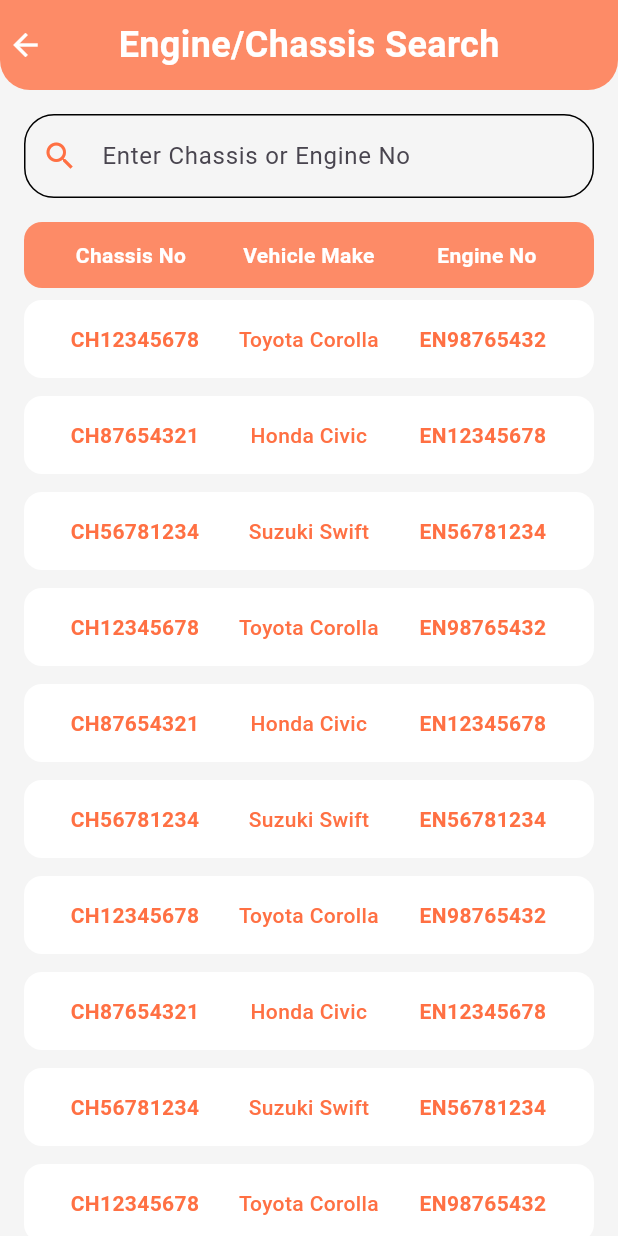
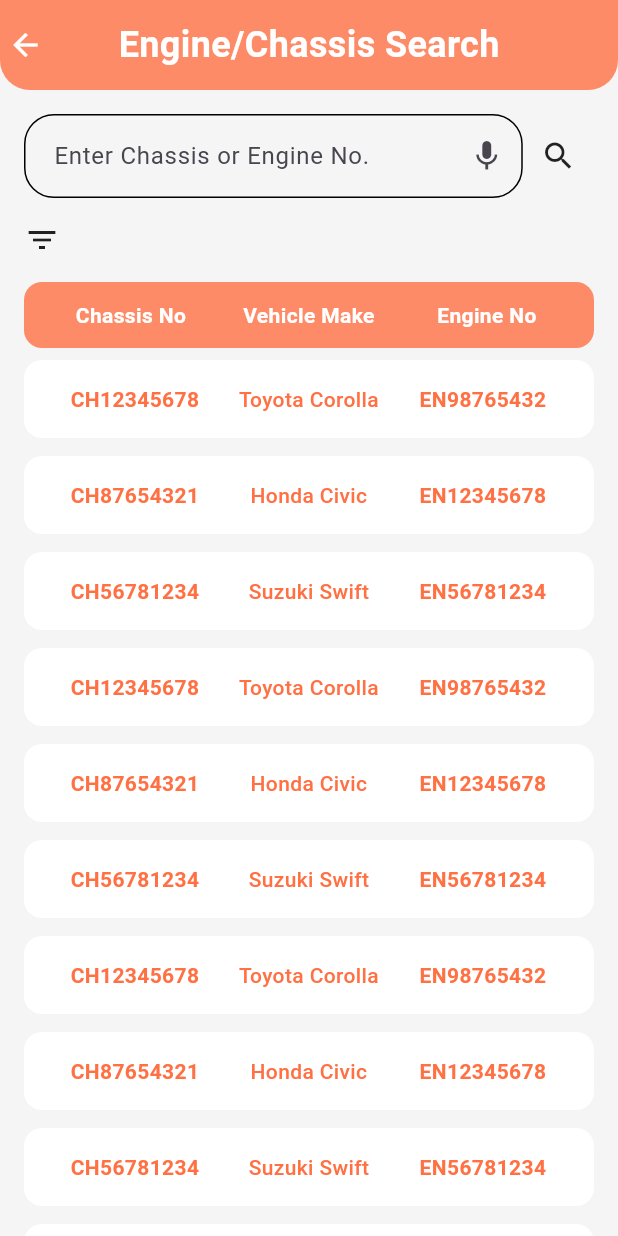
Before and after one commit to Danish9111/internship-tasks, a Flutter app: the ChassisOrEngineNoSearchView screen opened directly, on a phone screen of 412 x 824 dp. Run offline on Flutter 3.47's test engine with Material 3 defaults, Android fonts, the phone set to English and light mode, and no system bars; our stand-ins replace get.

```diff
--- a/lib/views/searches/chasis/engine_search_view.dart
+++ b/lib/views/searches/chasis/engine_search_view.dart
@@ -33,6 +33,7 @@
         child: GestureDetector(
           onTap: () => FocusScope.of(context).unfocus(),
           child: Column(
+            crossAxisAlignment: CrossAxisAlignment.start,
             children: [
               // Header
               HeaderAsAppBar(text: "Engine/Chassis Search", isbackicon: true),
@@ -41,11 +42,20 @@
               // Search Field
               Padding(
                 padding: const EdgeInsets.symmetric(horizontal: 16.0),
+                child: Row(
+                  children: [
+                    Expanded(
+                      flex: 7,
                       child: TextField(
                         decoration: InputDecoration(
-                    hintText: "Enter Chassis or Engine No",
-                    prefixIcon: Icon(Icons.search, color: AppColors.primary),
+                          hintText: "Enter Chassis or Engine No.",
+                          // prefixIcon: Icon(
+                          //   Icons.search,
+                          //   color: AppColors.primary,
+                          // ),
+                          suffixIcon: Icon(Icons.mic),
                           filled: false,
+                          fillColor: AppColors.kLightElevated,
                           enabledBorder: OutlineInputBorder(
                             borderRadius: BorderRadius.circular(20),
                             borderSide: BorderSide(
@@ -66,8 +76,14 @@
                         },
                       ),
                     ),
-
-              const SizedBox(height: 16),
+                    Expanded(flex: 1, child: Icon(Icons.search)),
+                  ],
+                ),
+              ),
+              Padding(
+                padding: EdgeInsets.all(16),
+                child: Icon(Icons.filter_list_outlined),
+              ),
 
               // Header Row
               Padding(
```
Lines whose indentation alone changed are shown as unchanged.
